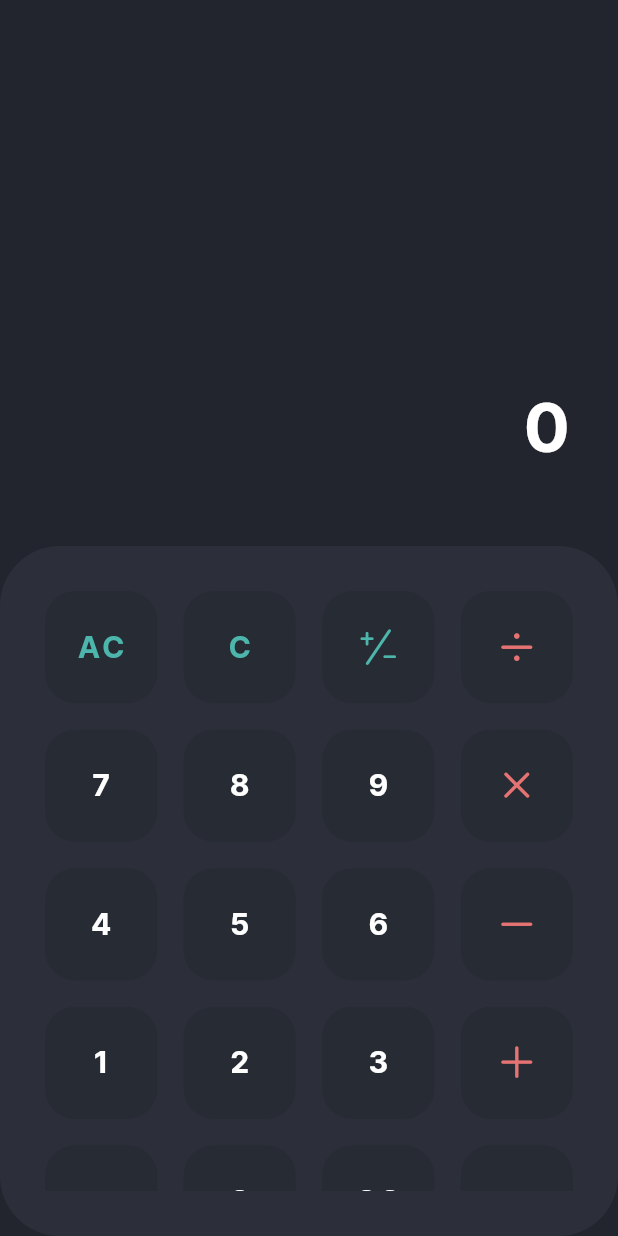
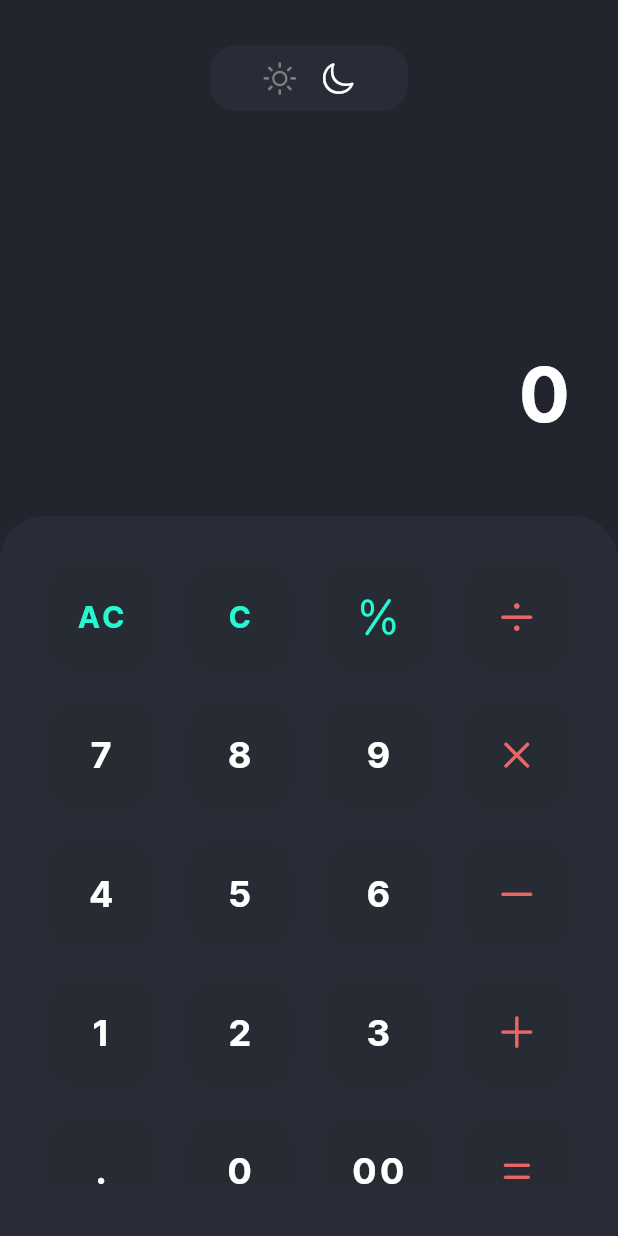
Before and after one commit to banggibima/flutter_calculator, a Flutter app: the screen it shows after launch, after a tap on "AC", on a phone screen of 412 x 824 dp. Run offline on Flutter 3.47's test engine with Material 2 defaults, Android fonts, the phone set to English and light mode, and no system bars; our stand-ins replace math_expressions.

Commit message:
Initial commit

```diff
--- a/lib/screens/calculator_screen.dart
+++ b/lib/screens/calculator_screen.dart
@@ -28,19 +28,24 @@ class _CalculatorScreenState extends State<CalculatorScreen> {
             equation = equation.substring(0, equation.length - 1);
           }
           break;
-        case "\u{00B1}":
-          print("feature is not yet available");
-          break;
-        case ".":
-          print("feature is not yet available");
+        case "\u{0025}":
+          ScaffoldMessenger.of(context).showSnackBar(
+            SnackBar(
+              content: Text('Not implemented yet'),
+            ),
+          );
           break;
         case "\u{003D}":
           if (equation == "0") {
             equation = textButton;
           } else if (equation == "00") {
             equation = textButton;
+          } else if (equation == ".") {
+            equation = textButton;
           } else {
             expression = equation;
+            expression = expression.replaceAll('\u{002B}', '+');
+            expression = expression.replaceAll('\u{2212}', '-');
             expression = expression.replaceAll('\u{00D7}', '*');
             expression = expression.replaceAll('\u{00F7}', '/');
             try {
@@ -63,11 +68,43 @@ class _CalculatorScreenState extends State<CalculatorScreen> {
   @override
   Widget build(BuildContext context) {
     return Scaffold(
-      backgroundColor: Color(0xFF22252D),
       body: Container(
+        color: Color(0xFF22252D),
         child: Column(
           mainAxisAlignment: MainAxisAlignment.end,
           children: <Widget>[
+            Container(
+              decoration: BoxDecoration(
+                color: Color(0xFF292C36),
+                borderRadius: BorderRadius.circular(17.5),
+              ),
+              margin: EdgeInsets.symmetric(
+                horizontal: 140.0,
+              ),
+              padding: EdgeInsets.symmetric(
+                vertical: 10.0,
+                horizontal: 15.0,
+              ),
+              child: Row(
+                mainAxisAlignment: MainAxisAlignment.center,
+                children: [
+                  Icon(
+                    CupertinoIcons.sun_max,
+                    color: Color(0xFF7C7E83),
+                  ),
+                  SizedBox(
+                    width: 15.0,
+                  ),
+                  Icon(
+                    CupertinoIcons.moon,
+                    color: Color(0xFFFFFFFF),
+                  ),
+                ],
+              ),
+            ),
+            SizedBox(
+              height: 110.0,
+            ),
             Container(
               padding: EdgeInsets.symmetric(
                 horizontal: 30.0,
@@ -79,7 +116,7 @@ class _CalculatorScreenState extends State<CalculatorScreen> {
                     '${equation}',
                     style: TextStyle(
                       color: Color(0xFFFFFFFF),
-                      fontSize: 20.0,
+                      fontSize: 25.0,
                       fontFamily: "Inter",
                       fontWeight: FontWeight.w600,
                       letterSpacing: 5.0,
@@ -100,7 +137,7 @@ class _CalculatorScreenState extends State<CalculatorScreen> {
                     '${result}',
                     style: TextStyle(
                       color: Color(0xFFFFFFFF),
-                      fontSize: 45.0,
+                      fontSize: 50.0,
                       fontFamily: "Inter",
                       fontWeight: FontWeight.w600,
                       letterSpacing: 4.0,
@@ -118,10 +155,13 @@ class _CalculatorScreenState extends State<CalculatorScreen> {
                 horizontal: 30.0,
               ),
               decoration: BoxDecoration(
-                color: Color(0xFF2C2F3A),
-                borderRadius: BorderRadius.circular(40.0),
+                color: Color(0xFF292C36),
+                borderRadius: BorderRadius.only(
+                  topLeft: Radius.circular(30.0),
+                  topRight: Radius.circular(30.0),
+                ),
               ),
-              height: 460.0,
+              height: 480.0,
               child: Column(
                 children: <Widget>[
                   Expanded(
@@ -132,55 +172,133 @@ class _CalculatorScreenState extends State<CalculatorScreen> {
                         crossAxisSpacing: 17.5,
                         mainAxisSpacing: 17.5,
                       ),
+                      physics: NeverScrollableScrollPhysics(),
+                      scrollDirection: Axis.vertical,
                       padding: EdgeInsets.zero,
                       children: <Widget>[
-                        numberButton("AC", Colors.teal.shade300, 20.0),
-                        numberButton("C", Colors.teal.shade300, 20.0),
+                        numberButton(
+                          "AC",
+                          Color(0xFF26F8D2),
+                          Color(0xFF272B33),
+                          20.0,
+                        ),
+                        numberButton(
+                          "C",
+                          Color(0xFF26F8D2),
+                          Color(0xFF272B33),
+                          20.0,
+                        ),
                         operatorButton(
-                          CupertinoIcons.plus_slash_minus,
-                          Colors.teal.shade300,
+                          CupertinoIcons.percent,
+                          Color(0xFF26F8D2),
+                          Color(0xFF272B33),
                           30.0,
-                          "\u{00B1}",
+                          "\u{0025}",
                         ),
                         operatorButton(
                           CupertinoIcons.divide,
-                          Colors.red.shade300,
+                          Color(0xFFEB6666),
+                          Color(0xFF272B33),
                           30.0,
                           "\u{00F7}",
                         ),
-                        numberButton("7", Colors.white, 20.0),
-                        numberButton("8", Colors.white, 20.0),
-                        numberButton("9", Colors.white, 20.0),
+                        numberButton(
+                          "7",
+                          Color(0xFFFFFFFF),
+                          Color(0xFF272B33),
+                          24.0,
+                        ),
+                        numberButton(
+                          "8",
+                          Color(0xFFFFFFFF),
+                          Color(0xFF272B33),
+                          24.0,
+                        ),
+                        numberButton(
+                          "9",
+                          Color(0xFFFFFFFF),
+                          Color(0xFF272B33),
+                          24.0,
+                        ),
                         operatorButton(
                           CupertinoIcons.multiply,
-                          Colors.red.shade300,
+                          Color(0xFFEB6666),
+                          Color(0xFF272B33),
                           30.0,
                           "\u{00D7}",
                         ),
-                        numberButton("4", Colors.white, 20.0),
-                        numberButton("5", Colors.white, 20.0),
-                        numberButton("6", Colors.white, 20.0),
+                        numberButton(
+                          "4",
+                          Color(0xFFFFFFFF),
+                          Color(0xFF272B33),
+                          24.0,
+                        ),
+                        numberButton(
+                          "5",
+                          Color(0xFFFFFFFF),
+                          Color(0xFF272B33),
+                          24.0,
+                        ),
+                        numberButton(
+                          "6",
+                          Color(0xFFFFFFFF),
+                          Color(0xFF272B33),
+                          24.0,
+                        ),
                         operatorButton(
                           CupertinoIcons.minus,
-                          Colors.red.shade300,
+                          Color(0xFFEB6666),
+                          Color(0xFF272B33),
                           30.0,
                           "\u{2212}",
                         ),
-                        numberButton("1", Colors.white, 20.0),
-                        numberButton("2", Colors.white, 20.0),
-                        numberButton("3", Colors.white, 20.0),
+                        numberButton(
+                          "1",
+                          Color(0xFFFFFFFF),
+                          Color(0xFF272B33),
+                          24.0,
+                        ),
+                        numberButton(
+                          "2",
+                          Color(0xFFFFFFFF),
+                          Color(0xFF272B33),
+                          24.0,
+                        ),
+                        numberButton(
+                          "3",
+                          Color(0xFFFFFFFF),
+                          Color(0xFF272B33),
+                          24.0,
+                        ),
                         operatorButton(
                           CupertinoIcons.plus,
-                          Colors.red.shade300,
+                          Color(0xFFEB6666),
+                          Color(0xFF272B33),
                           30.0,
                           "\u{002B}",
                         ),
-                        numberButton(".", Colors.white, 20.0),
-                        numberButton("0", Colors.white, 20.0),
-                        numberButton("00", Colors.white, 20.0),
+                        numberButton(
+                          '.',
+                          Color(0xFFFFFFFF),
+                          Color(0xFF272B33),
+                          24.0,
+                        ),
+                        numberButton(
+                          "0",
+                          Color(0xFFFFFFFF),
+                          Color(0xFF272B33),
+                          24.0,
+                        ),
+                        numberButton(
+                          "00",
+                          Color(0xFFFFFFFF),
+                          Color(0xFF272B33),
+                          24.0,
+                        ),
                         operatorButton(
                           CupertinoIcons.equal,
-                          Colors.red.shade300,
+                          Color(0xFFEB6666),
+                          Color(0xFF272B33),
                           30.0,
                           "\u{003D}",
                         ),
@@ -199,14 +317,14 @@ class _CalculatorScreenState extends State<CalculatorScreen> {
   Widget numberButton(
     String textButton,
     Color textColor,
+    Color decorationColor,
     double textSize,
   ) {
     return InkWell(
       child: Container(
-        padding: EdgeInsets.all(10.0),
         alignment: Alignment.center,
         decoration: BoxDecoration(
-          color: Color(0xFF272B33),
+          color: decorationColor,
           borderRadius: BorderRadius.circular(20.0),
         ),
         child: Text(
@@ -229,15 +347,15 @@ class _CalculatorScreenState extends State<CalculatorScreen> {
   Widget operatorButton(
     IconData iconButton,
     Color iconColor,
+    Color decorationColor,
     double iconSize,
     String iconValue,
   ) {
     return InkWell(
       child: Container(
-        padding: EdgeInsets.all(10.0),
         alignment: Alignment.center,
         decoration: BoxDecoration(
-          color: Color(0xFF272B33),
+          color: decorationColor,
           borderRadius: BorderRadius.circular(20.0),
         ),
         child: Icon(
```
